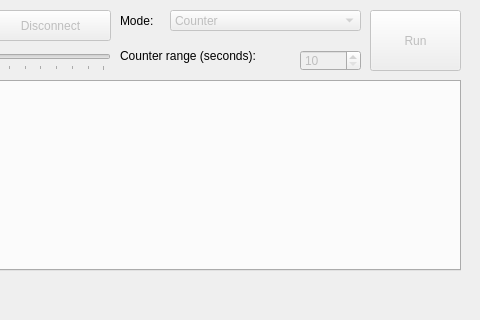
Old version of the form mainwindow.ui in the repository ahp-electronics/xc-gui; both pictures show x 370 to 850 and y 0 to 320 of the 1105 by 600 pixel window.
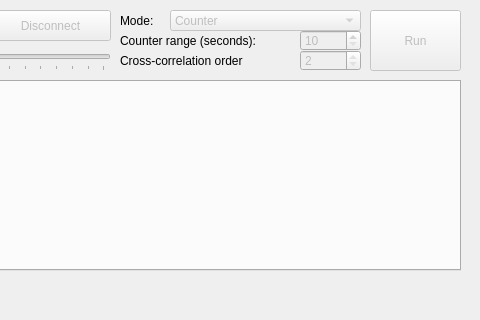
New version of the form.

Commit message: Added crosscorrelation order spinbox

What changed in the file:
```diff
--- a/mainwindow.ui
+++ b/mainwindow.ui
@@ -147,9 +147,9 @@
     <property name="geometry">
      <rect>
       <x>490</x>
-      <y>46</y>
+      <y>30</y>
       <width>181</width>
-      <height>20</height>
+      <height>21</height>
      </rect>
     </property>
     <property name="text">
@@ -163,7 +163,7 @@
     <property name="geometry">
      <rect>
       <x>670</x>
-      <y>50</y>
+      <y>30</y>
       <width>61</width>
       <height>21</height>
      </rect>
@@ -281,6 +281,38 @@
      <string>Run</string>
     </property>
    </widget>
+   <widget class="QLabel" name="label_5">
+    <property name="geometry">
+     <rect>
+      <x>490</x>
+      <y>50</y>
+      <width>181</width>
+      <height>21</height>
+     </rect>
+    </property>
+    <property name="text">
+     <string>Cross-correlation order</string>
+    </property>
+   </widget>
+   <widget class="QSpinBox" name="Order">
+    <property name="enabled">
+     <bool>false</bool>
+    </property>
+    <property name="geometry">
+     <rect>
+      <x>670</x>
+      <y>50</y>
+      <width>61</width>
+      <height>21</height>
+     </rect>
+    </property>
+    <property name="minimum">
+     <number>2</number>
+    </property>
+    <property name="maximum">
+     <number>2</number>
+    </property>
+   </widget>
   </widget>
   <widget class="QMenuBar" name="menubar">
    <property name="geometry">
```
The commit also changes 2 other files.
